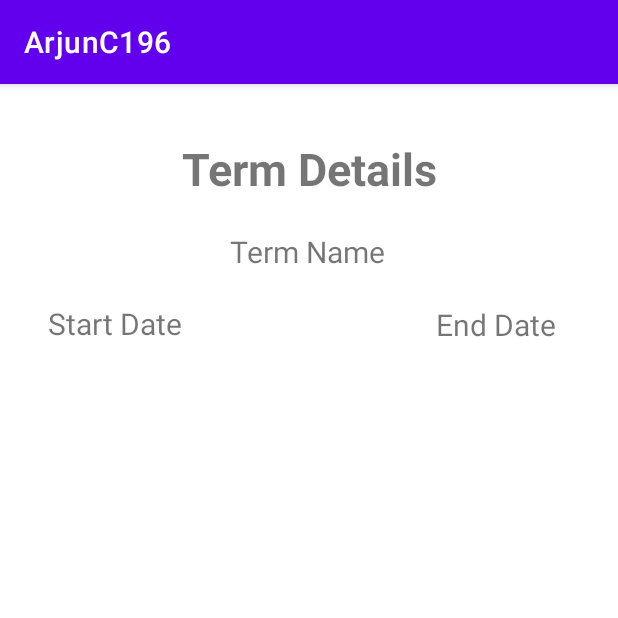
After one commit to arjundesguerra/Arjun-C196, an Android app: the TermDetails screen opened directly, with no data from a screen before it, on a phone screen of 412 x 824 dp, the top half of it. The commit adds this screen. Run offline under Robolectric (Android 15) with nearby library versions, the phone set to English and light mode, and no system bars.

Commit message:
clicking term redirects to details page

```diff
--- /dev/null
+++ b/app/src/main/java/com/example/arjunc196/termsActivities/TermDetails.java
@@ -0,0 +1,48 @@
+package com.example.arjunc196.termsActivities;
+
+import androidx.appcompat.app.AppCompatActivity;
+
+import android.annotation.SuppressLint;
+import android.database.Cursor;
+import android.database.sqlite.SQLiteDatabase;
+import android.os.Bundle;
+import android.widget.TextView;
+
+import com.example.arjunc196.DatabaseHelper;
+import com.example.arjunc196.R;
+
+public class TermDetails extends AppCompatActivity {
+    private TextView termNameDetails;
+    private TextView startDateDetails;
+    private TextView endDateDetails;
+
+    @Override
+    protected void onCreate(Bundle savedInstanceState) {
+        super.onCreate(savedInstanceState);
+        setContentView(R.layout.activity_term_details);
+
+        // Get the ID of the clicked item
+        int termId = getIntent().getIntExtra("termId", -1);
+
+        // Get references to the UI elements
+        termNameDetails = findViewById(R.id.termNameDetails);
+        startDateDetails = findViewById(R.id.startDateDetails);
+        endDateDetails = findViewById(R.id.endDateDetails);
+
+        // Retrieve the data from the database based on the ID
+        SQLiteDatabase db = new DatabaseHelper(this).getReadableDatabase();
+        Cursor cursor = db.rawQuery("SELECT * FROM terms WHERE id = ?", new String[]{String.valueOf(termId)});
+        if (cursor.moveToFirst()) {
+            @SuppressLint("Range") String termName = cursor.getString(cursor.getColumnIndex("termTitle"));
+            @SuppressLint("Range") String startDate = cursor.getString(cursor.getColumnIndex("startDate"));
+            @SuppressLint("Range") String endDate = cursor.getString(cursor.getColumnIndex("endDate"));
+
+            // Set the text of each TextView to the corresponding data
+            termNameDetails.setText(termName);
+            startDateDetails.setText(startDate);
+            endDateDetails.setText(endDate);
+        }
+        cursor.close();
+        db.close();
+    }
+}
--- a/app/src/main/res/layout/activity_add_terms.xml
+++ b/app/src/main/res/layout/activity_add_terms.xml
@@ -13,7 +13,7 @@
         android:layout_marginStart="127dp"
         android:layout_marginTop="38dp"
         android:text="Add a Term"
-        android:textSize="30dp"
+        android:textSize="30sp"
         android:textStyle="bold"
         app:layout_constraintStart_toStartOf="parent"
         app:layout_constraintTop_toTopOf="parent" />
--- a/app/src/main/res/layout/activity_main.xml
+++ b/app/src/main/res/layout/activity_main.xml
@@ -16,7 +16,7 @@
         android:layout_marginBottom="112dp"
         android:text="Student Homepage"
         android:textStyle="bold"
-        android:textSize="30dp"
+        android:textSize="30sp"
         app:layout_constraintBottom_toTopOf="@+id/goToTerms"
         app:layout_constraintEnd_toEndOf="parent"
         app:layout_constraintStart_toStartOf="parent"
--- /dev/null
+++ b/app/src/main/res/layout/activity_term_details.xml
@@ -0,0 +1,53 @@
+<?xml version="1.0" encoding="utf-8"?>
+<androidx.constraintlayout.widget.ConstraintLayout xmlns:android="http://schemas.android.com/apk/res/android"
+    xmlns:app="http://schemas.android.com/apk/res-auto"
+    xmlns:tools="http://schemas.android.com/tools"
+    android:layout_width="match_parent"
+    android:layout_height="match_parent"
+    tools:context=".termsActivities.TermDetails">
+
+    <TextView
+        android:id="@+id/detailsText"
+        android:layout_width="wrap_content"
+        android:layout_height="wrap_content"
+        android:layout_marginStart="121dp"
+        android:layout_marginTop="36dp"
+        android:text="Term Details"
+        android:textSize="30sp"
+        android:textStyle="bold"
+        app:layout_constraintStart_toStartOf="parent"
+        app:layout_constraintTop_toTopOf="parent" />
+
+    <TextView
+        android:id="@+id/termNameDetails"
+        android:layout_width="wrap_content"
+        android:layout_height="wrap_content"
+        android:layout_marginStart="153dp"
+        android:layout_marginTop="21dp"
+        android:text="Term Name"
+        android:textSize="20sp"
+        app:layout_constraintStart_toStartOf="parent"
+        app:layout_constraintTop_toBottomOf="@+id/detailsText" />
+
+    <TextView
+        android:id="@+id/startDateDetails"
+        android:layout_width="wrap_content"
+        android:layout_height="wrap_content"
+        android:layout_marginTop="146dp"
+        android:layout_marginEnd="169dp"
+        android:text="Start Date"
+        android:textSize="20sp"
+        app:layout_constraintEnd_toStartOf="@+id/endDateDetails"
+        app:layout_constraintTop_toTopOf="parent" />
+
+    <TextView
+        android:id="@+id/endDateDetails"
+        android:layout_width="wrap_content"
+        android:layout_height="wrap_content"
+        android:layout_marginTop="70dp"
+        android:layout_marginEnd="41dp"
+        android:text="End Date"
+        android:textSize="20sp"
+        app:layout_constraintEnd_toEndOf="parent"
+        app:layout_constraintTop_toBottomOf="@+id/detailsText" />
+</androidx.constraintlayout.widget.ConstraintLayout>
--- a/app/src/main/res/layout/activity_terms.xml
+++ b/app/src/main/res/layout/activity_terms.xml
@@ -14,7 +14,7 @@
         android:layout_marginTop="40dp"
         android:layout_marginEnd="163dp"
         android:text="Terms"
-        android:textSize="30dp"
+        android:textSize="30sp"
         android:textStyle="bold"
         app:layout_constraintEnd_toEndOf="parent"
         app:layout_constraintHorizontal_bias="1.0"
--- a/app/src/main/res/layout/term_cell.xml
+++ b/app/src/main/res/layout/term_cell.xml
@@ -11,21 +11,21 @@
         android:layout_height="wrap_content"
         android:text="Term Title"
         android:textStyle="bold"
-        android:textSize="30dp">
+        android:textSize="30sp">
     </TextView>
     <TextView
         android:id="@+id/startText"
         android:layout_width="wrap_content"
         android:layout_height="wrap_content"
         android:text="Start Date"
-        android:textSize="30dp">
+        android:textSize="30sp">
     </TextView>
     <TextView
         android:id="@+id/endText"
         android:layout_width="wrap_content"
         android:layout_height="wrap_content"
         android:text="End Date"
-        android:textSize="30dp">
+        android:textSize="30sp">
     </TextView>
 
 
```
Also changed, not shown: app/src/main/AndroidManifest.xml (+9 -3 lines), app/src/main/java/com/example/arjunc196/termsActivities/TermsList.java (+15 -2 lines).
